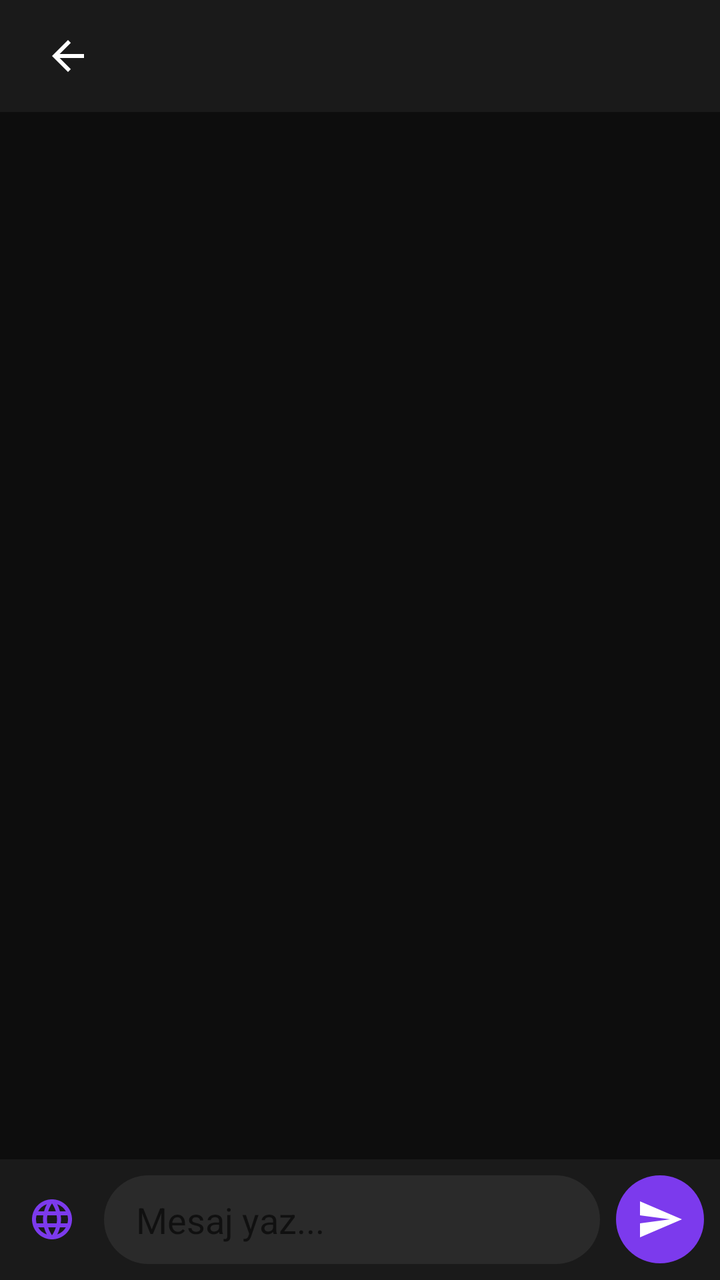
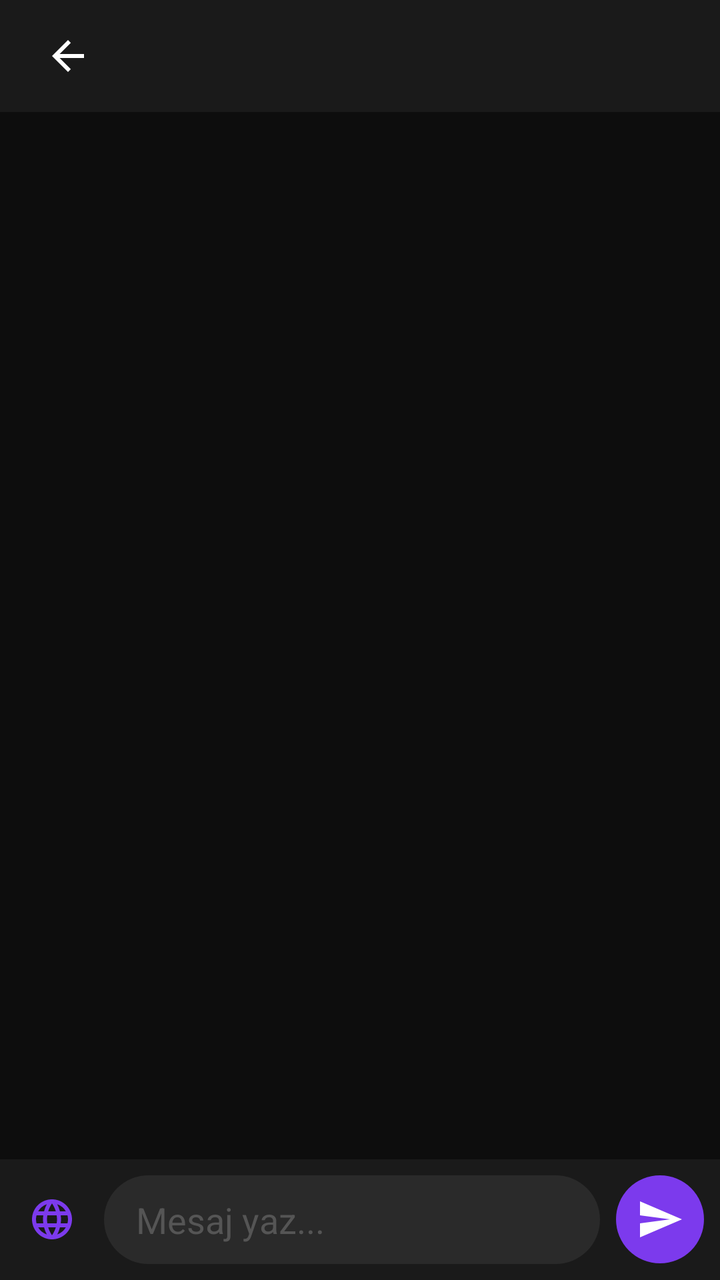

An Android layout rendered at two revisions. The XML below is the earlier revision; the diff shows what the commit changed to produce the second picture.
<!-- AndroidManifest.xml: application theme Theme.Heftreng -->
<!-- res/layout/fragment_chat.xml -->
<?xml version="1.0" encoding="utf-8"?>
<androidx.constraintlayout.widget.ConstraintLayout
    xmlns:android="http://schemas.android.com/apk/res/android"
    xmlns:app="http://schemas.android.com/apk/res-auto"
    android:layout_width="match_parent"
    android:layout_height="match_parent"
    android:background="@color/background">

    
    <LinearLayout
        android:id="@+id/toolbar"
        android:layout_width="0dp"
        android:layout_height="56dp"
        android:background="@color/surface"
        android:orientation="horizontal"
        android:gravity="center_vertical"
        android:paddingHorizontal="16dp"
        app:layout_constraintTop_toTopOf="parent"
        app:layout_constraintStart_toStartOf="parent"
        app:layout_constraintEnd_toEndOf="parent">

        <ImageButton
            android:id="@+id/btnBack"
            android:layout_width="36dp"
            android:layout_height="36dp"
            android:background="?attr/selectableItemBackgroundBorderless"
            android:src="@drawable/ic_arrow_back"
            android:tint="@color/white" />

        <TextView
            android:id="@+id/tvToolbarName"
            android:layout_width="0dp"
            android:layout_height="wrap_content"
            android:layout_weight="1"
            android:layout_marginStart="12dp"
            android:textColor="@color/white"
            android:textSize="16sp"
            android:textStyle="bold" />

    </LinearLayout>

    
    <androidx.recyclerview.widget.RecyclerView
        android:id="@+id/recyclerMessages"
        android:layout_width="0dp"
        android:layout_height="0dp"
        android:clipToPadding="false"
        android:paddingVertical="8dp"
        app:layout_constraintTop_toBottomOf="@id/toolbar"
        app:layout_constraintBottom_toTopOf="@id/layoutReplyPreview"
        app:layout_constraintStart_toStartOf="parent"
        app:layout_constraintEnd_toEndOf="parent" />

    
    <LinearLayout
        android:id="@+id/layoutReplyPreview"
        android:layout_width="0dp"
        android:layout_height="wrap_content"
        android:background="@color/surface2"
        android:orientation="horizontal"
        android:gravity="center_vertical"
        android:paddingHorizontal="12dp"
        android:paddingVertical="8dp"
        android:visibility="gone"
        app:layout_constraintBottom_toTopOf="@id/inputBar"
        app:layout_constraintStart_toStartOf="parent"
        app:layout_constraintEnd_toEndOf="parent">

        <View
            android:layout_width="3dp"
            android:layout_height="32dp"
            android:background="@color/brand_primary"
            android:layout_marginEnd="8dp" />

        <TextView
            android:id="@+id/tvReplyPreview"
            android:layout_width="0dp"
            android:layout_height="wrap_content"
            android:layout_weight="1"
            android:textColor="#aaa"
            android:textSize="13sp"
            android:maxLines="1"
            android:ellipsize="end" />

        <ImageButton
            android:id="@+id/btnCancelReply"
            android:layout_width="24dp"
            android:layout_height="24dp"
            android:background="?attr/selectableItemBackgroundBorderless"
            android:src="@drawable/ic_arrow_back"
            android:tint="#aaa"
            android:rotation="90" />

    </LinearLayout>

    
    <LinearLayout
        android:id="@+id/inputBar"
        android:layout_width="0dp"
        android:layout_height="wrap_content"
        android:background="@color/surface"
        android:orientation="horizontal"
        android:gravity="center_vertical"
        android:padding="8dp"
        app:layout_constraintBottom_toBottomOf="parent"
        app:layout_constraintStart_toStartOf="parent"
        app:layout_constraintEnd_toEndOf="parent">

        <ImageButton
            android:id="@+id/btnImage"
            android:layout_width="36dp"
            android:layout_height="36dp"
            android:background="?attr/selectableItemBackgroundBorderless"
            android:src="@drawable/ic_web"
            android:tint="@color/brand_primary" />

        <EditText
            android:id="@+id/etMessage"
            android:layout_width="0dp"
            android:layout_height="wrap_content"
            android:layout_weight="1"
            android:layout_marginHorizontal="8dp"
            android:hint="Mesaj yaz..."
            android:hintTextColor="#555"
            android:textColor="@color/white"
            android:background="@drawable/bg_input"
            android:paddingHorizontal="16dp"
            android:paddingVertical="10dp"
            android:maxLines="4"
            android:inputType="textMultiLine|textCapSentences" />

        <ImageButton
            android:id="@+id/btnSend"
            android:layout_width="44dp"
            android:layout_height="44dp"
            android:background="@drawable/bg_send_button"
            android:src="@drawable/ic_send"
            android:tint="@color/white" />

    </LinearLayout>

</androidx.constraintlayout.widget.ConstraintLayout>
<!-- resources referenced by this layout -->
<resources>
  <color name="background">#0D0D0D</color>
  <color name="brand_primary">#7C3AED</color>
  <color name="surface">#1A1A1A</color>
  <color name="surface2">#2A2A2A</color>
  <color name="white">#FFFFFF</color>
  <!-- drawable bg_input (drawable) -->
  <?xml version="1.0" encoding="utf-8"?>
  <shape xmlns:android="http://schemas.android.com/apk/res/android" android:shape="rectangle">
  <solid android:color="#2A2A2A"/><corners android:radius="24dp"/>
  </shape>
  <!-- drawable bg_send_button (drawable) -->
  <?xml version="1.0" encoding="utf-8"?>
  <shape xmlns:android="http://schemas.android.com/apk/res/android" android:shape="oval">
  <solid android:color="#7C3AED"/>
  </shape>
  <!-- drawable ic_arrow_back (drawable) -->
  <vector xmlns:android="http://schemas.android.com/apk/res/android" android:width="24dp" android:height="24dp" android:viewportWidth="24" android:viewportHeight="24">
  <path android:fillColor="#FFFFFF" android:pathData="M20,11H7.83l5.59,-5.59L12,4l-8,8 8,8 1.41,-1.41L7.83,13H20v-2z"/>
  </vector>
  <!-- drawable ic_send (drawable) -->
  <vector xmlns:android="http://schemas.android.com/apk/res/android" android:width="24dp" android:height="24dp" android:viewportWidth="24" android:viewportHeight="24">
  <path android:fillColor="#FFFFFF" android:pathData="M2.01,21L23,12 2.01,3 2,10l15,2 -15,2z"/>
  </vector>
  <!-- drawable ic_web (drawable) -->
  <vector xmlns:android="http://schemas.android.com/apk/res/android" android:width="24dp" android:height="24dp" android:viewportWidth="24" android:viewportHeight="24">
  <path android:fillColor="#FFFFFF" android:pathData="M11.99,2C6.47,2 2,6.48 2,12s4.47,10 9.99,10C17.52,22 22,17.52 22,12S17.52,2 11.99,2zM18.92,8h-2.95c-0.32,-1.25 -0.78,-2.45 -1.38,-3.56 1.84,0.63 3.37,1.9 4.33,3.56zM12,4.04c0.83,1.2 1.48,2.53 1.91,3.96h-3.82c0.43,-1.43 1.08,-2.76 1.91,-3.96zM4.26,14C4.1,13.36 4,12.69 4,12s0.1,-1.36 0.26,-2h3.38c-0.08,0.66 -0.14,1.32 -0.14,2s0.06,1.34 0.14,2L4.26,14zM5.08,16h2.95c0.32,1.25 0.78,2.45 1.38,3.56C7.57,18.93 6.04,17.66 5.08,16zM8.03,8L5.08,8c0.96,-1.66 2.49,-2.93 4.33,-3.56C8.81,5.55 8.35,6.75 8.03,8zM12,19.96c-0.83,-1.2 -1.48,-2.53 -1.91,-3.96h3.82c-0.43,1.43 -1.08,2.76 -1.91,3.96zM14.34,14L9.66,14c-0.09,-0.66 -0.16,-1.32 -0.16,-2s0.07,-1.35 0.16,-2h4.68c0.09,0.65 0.16,1.32 0.16,2s-0.07,1.34 -0.16,2zM14.59,19.56c0.6,-1.11 1.06,-2.31 1.38,-3.56h2.95c-0.96,1.66 -2.49,2.93 -4.33,3.56zM16.36,14c0.08,-0.66 0.14,-1.32 0.14,-2s-0.06,-1.34 -0.14,-2h3.38c0.16,0.64 0.26,1.31 0.26,2s-0.1,1.36 -0.26,2h-3.38z"/>
  </vector>
  <style name="Theme.Heftreng" parent="Theme.MaterialComponents.DayNight.NoActionBar">
          <item name="colorPrimary">@color/brand_primary</item>
          <item name="colorPrimaryVariant">@color/brand_primary_dark</item>
          <item name="colorOnPrimary">@color/white</item>
          <item name="android:windowBackground">@color/background</item>
          <item name="android:statusBarColor">@color/background</item>
          <item name="android:navigationBarColor">@color/background</item>
      </style>
  <color name="brand_primary_dark">#5B21B6</color>
</resources>

<!-- the commit's change to res/layout/fragment_chat.xml (unified diff, before → after) -->
@@ -121,7 +121,7 @@
             android:layout_weight="1"
             android:layout_marginHorizontal="8dp"
             android:hint="Mesaj yaz..."
-            android:hintTextColor="#555"
+            android:textColorHint="#555"
             android:textColor="@color/white"
             android:background="@drawable/bg_input"
             android:paddingHorizontal="16dp"
